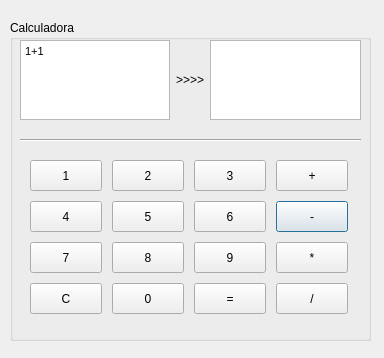
First picture: the form in app/UICalculator.ui, repository hernanbs/calculadora-ui, before the edit.
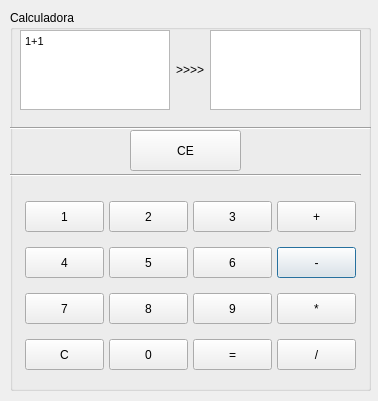
Second picture: the form after the edit.

Commit message: Adicionado função de apagar tudo.

Patch:
```diff
--- a/app/UICalculator.ui
+++ b/app/UICalculator.ui
@@ -6,8 +6,8 @@
    <rect>
     <x>0</x>
     <y>0</y>
-    <width>384</width>
-    <height>358</height>
+    <width>378</width>
+    <height>401</height>
    </rect>
   </property>
   <property name="windowTitle">
@@ -17,9 +17,9 @@
    <property name="geometry">
     <rect>
      <x>10</x>
-     <y>20</y>
+     <y>10</y>
      <width>361</width>
-     <height>321</height>
+     <height>381</height>
     </rect>
    </property>
    <property name="title">
@@ -61,10 +61,10 @@
    <widget class="Line" name="line_2">
     <property name="geometry">
      <rect>
-      <x>10</x>
+      <x>0</x>
       <y>110</y>
-      <width>341</width>
-      <height>20</height>
+      <width>361</width>
+      <height>16</height>
      </rect>
     </property>
     <property name="orientation">
@@ -75,9 +75,9 @@
     <property name="geometry">
      <rect>
       <x>10</x>
-      <y>130</y>
-      <width>338</width>
-      <height>174</height>
+      <y>176</y>
+      <width>341</width>
+      <height>201</height>
      </rect>
     </property>
     <layout class="QGridLayout" name="gridLayout" rowstretch="0,0,0,0" columnstretch="0,0,0,0">
@@ -85,19 +85,19 @@
       <enum>QLayout::SetDefaultConstraint</enum>
      </property>
      <property name="leftMargin">
-      <number>10</number>
+      <number>5</number>
      </property>
      <property name="topMargin">
-      <number>10</number>
+      <number>5</number>
      </property>
      <property name="rightMargin">
-      <number>10</number>
+      <number>5</number>
      </property>
      <property name="bottomMargin">
-      <number>10</number>
+      <number>5</number>
      </property>
      <property name="spacing">
-      <number>10</number>
+      <number>5</number>
      </property>
      <item row="1" column="3">
       <widget class="QPushButton" name="btn_sub">
@@ -309,6 +309,32 @@
      </item>
     </layout>
    </widget>
+   <widget class="QPushButton" name="btn_clear_all">
+    <property name="geometry">
+     <rect>
+      <x>120</x>
+      <y>120</y>
+      <width>111</width>
+      <height>41</height>
+     </rect>
+    </property>
+    <property name="text">
+     <string>CE</string>
+    </property>
+   </widget>
+   <widget class="Line" name="line">
+    <property name="geometry">
+     <rect>
+      <x>0</x>
+      <y>150</y>
+      <width>351</width>
+      <height>31</height>
+     </rect>
+    </property>
+    <property name="orientation">
+     <enum>Qt::Horizontal</enum>
+    </property>
+   </widget>
   </widget>
  </widget>
  <resources/>
```
The commit also changes 1 other file.
